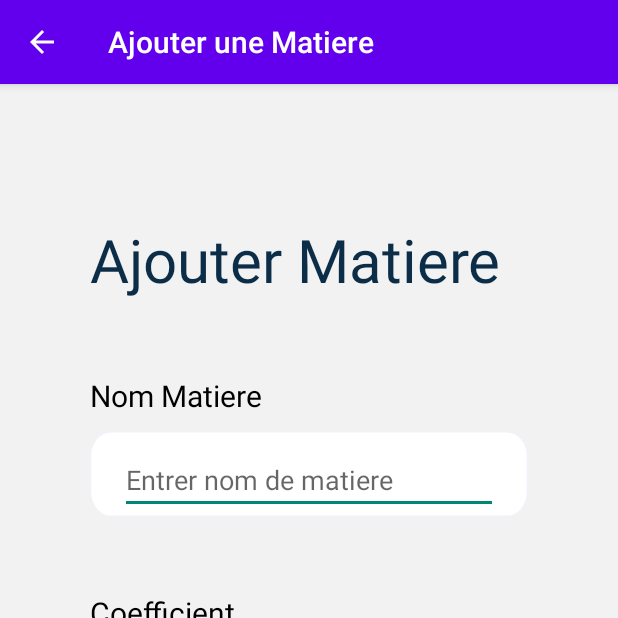
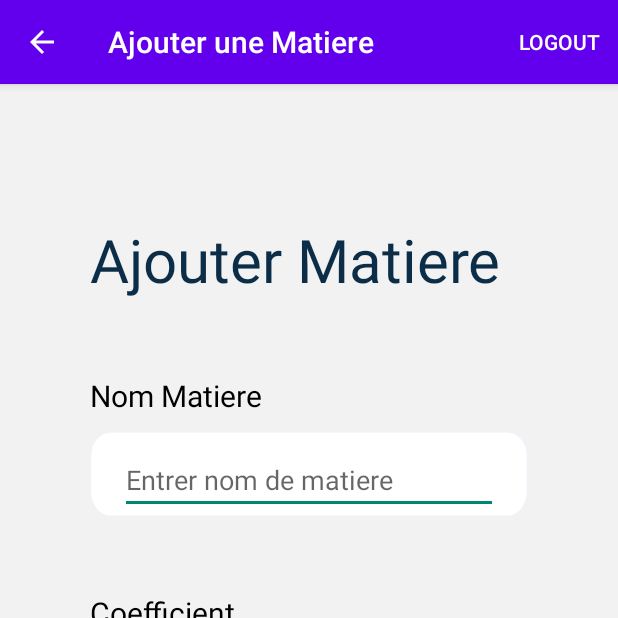
Before and after one commit to mohamedTaamallah/Project10-L3DSI1-Student-Dashboard, an Android app: the AddMatierActivity screen opened directly, with no data from a screen before it, on a phone screen of 412 x 824 dp, the top half of it. Run offline under Robolectric (Android 15) with nearby library versions, the phone set to English and light mode, and no system bars; our stand-ins replace Firebase (no records; nobody signed in at launch, a user with empty details on screens opened directly).

Commit message:
SignIn with google Done

```diff
--- a/app/src/main/java/com/example/project/Activites/AddMatierActivity.java
+++ b/app/src/main/java/com/example/project/Activites/AddMatierActivity.java
@@ -5,6 +5,8 @@ import androidx.appcompat.app.AppCompatActivity;
 
 import android.os.Bundle;
 import android.text.TextUtils;
+import android.view.Menu;
+import android.view.MenuInflater;
 import android.view.View;
 import android.widget.Button;
 import android.widget.CheckBox;
@@ -12,6 +14,7 @@ import android.widget.EditText;
 import android.widget.RadioGroup;
 import android.widget.Toast;
 
+import com.example.project.Adapters.MyContextApp;
 import com.example.project.Model.Matiere;
 import com.example.project.R;
 import com.google.firebase.database.DataSnapshot;
@@ -25,13 +28,15 @@ public class AddMatierActivity extends AppCompatActivity {
     EditText Nom;
     EditText Coef;
     CheckBox BtnTp,BtnExam,BtnDc;
+    MyContextApp appContext;
     @Override
     protected void onCreate(Bundle savedInstanceState) {
         super.onCreate(savedInstanceState);
         setContentView(R.layout.activity_add_matier);
         setTitle("Ajouter une Matiere");
+        appContext = (MyContextApp)getApplicationContext();
 
-        DatabaseReference reff  = FirebaseDatabase.getInstance().getReference().child("Etudiant");
+        DatabaseReference reff  = FirebaseDatabase.getInstance().getReference("Etudiant").child(appContext.getUid());
         Matiere matiere  = new Matiere();
 
         Button btnAjouter = findViewById(R.id.BtnAjouter);
@@ -116,4 +121,11 @@ public boolean checkInputs(){
             }
             return result;
     }
+    // menu configuration
+    @Override
+    public boolean onCreateOptionsMenu(Menu menu) {
+        MenuInflater inflater = getMenuInflater();
+        inflater.inflate(R.menu.menu, menu);
+        return true;
     }
+}
--- a/app/src/main/java/com/example/project/Adapters/MyContextApp.java
+++ b/app/src/main/java/com/example/project/Adapters/MyContextApp.java
@@ -11,15 +11,27 @@ public class MyContextApp extends Application {
 
 
     private Matiere matiere;
+    private String uid;
+
+
 
     @Override
     public void onCreate()
     {
         super.onCreate();
         this.matiere = null;
+        this.uid = "";
     }
 
     public Matiere getMatiere() { return matiere; }
 
     public void setMatiere(Matiere matiere) { this.matiere = matiere; }
+
+    public String getUid() {
+        return uid;
+    }
+
+    public void setUid(String uid) {
+        this.uid = uid;
+    }
 }
--- a/app/src/main/res/layout/start_screen.xml
+++ b/app/src/main/res/layout/start_screen.xml
@@ -46,6 +46,11 @@
             android:layout_height="wrap_content"
             android:layout_centerHorizontal="true"
             android:layout_marginTop="150dp"/>
+
+        <com.google.android.gms.common.SignInButton
+            android:layout_width="wrap_content"
+            android:layout_height="wrap_content"
+            android:id="@+id/signIn"/>
     </RelativeLayout>
 
 
--- /dev/null
+++ b/app/src/main/res/menu/menu.xml
@@ -0,0 +1,9 @@
+<?xml version="1.0" encoding="utf-8"?>
+<menu xmlns:app="http://schemas.android.com/apk/res-auto"
+    xmlns:android="http://schemas.android.com/apk/res/android">
+
+    <item android:title="Logout"
+        android:id="@+id/logout"
+        app:showAsAction="ifRoom"/>
+
+</menu>
```
Also changed, not shown: app/src/main/java/com/example/project/Activites/Start_Screen_Activity.java (+66 -6 lines), app/src/main/java/com/example/project/Activites/home_page_activity.java (+46 -3 lines), app/src/main/java/com/example/project/Adapters/MyAdapter.java (+10 -5 lines). Lines whose indentation alone changed are shown as unchanged.
